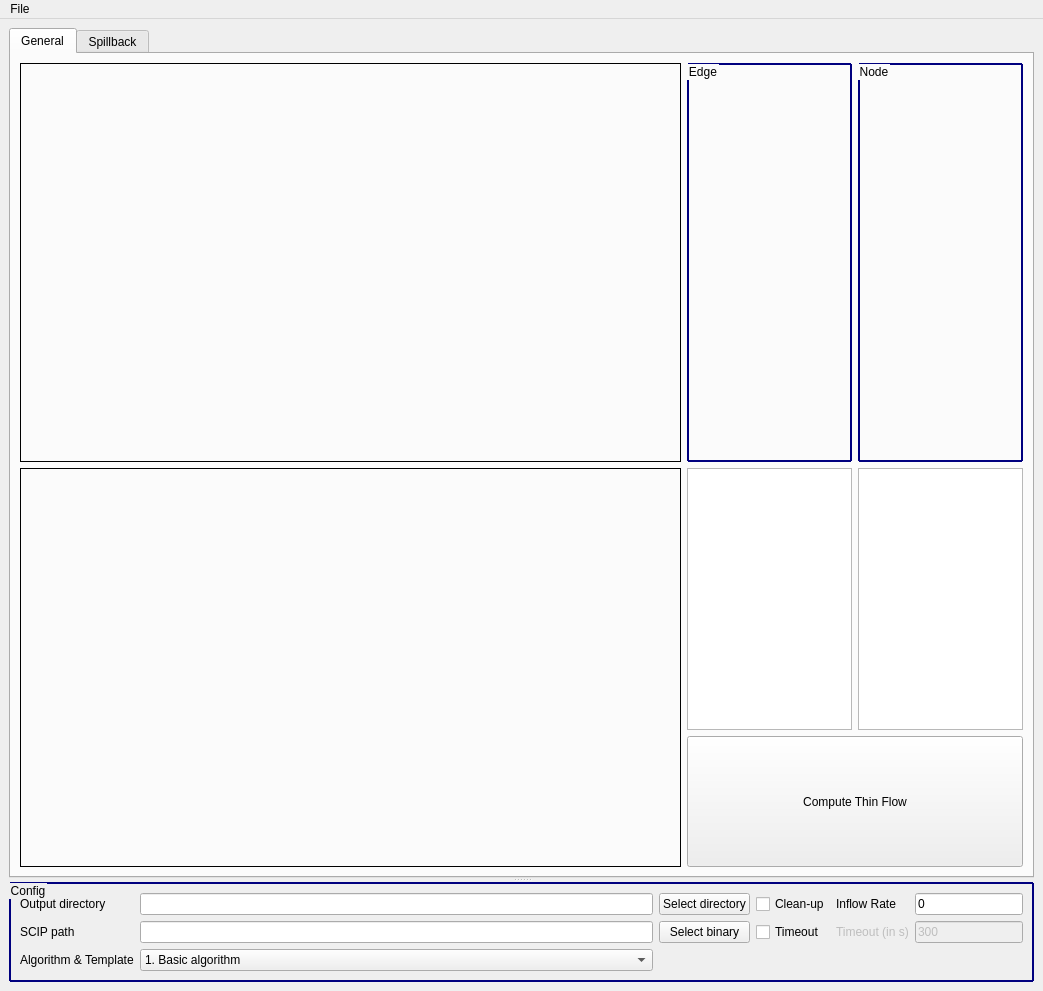
Above: source/ui/thinFlow_mainWdw.ui from LeonSering/NashFlowComputation before the change. Below: the same form after it.
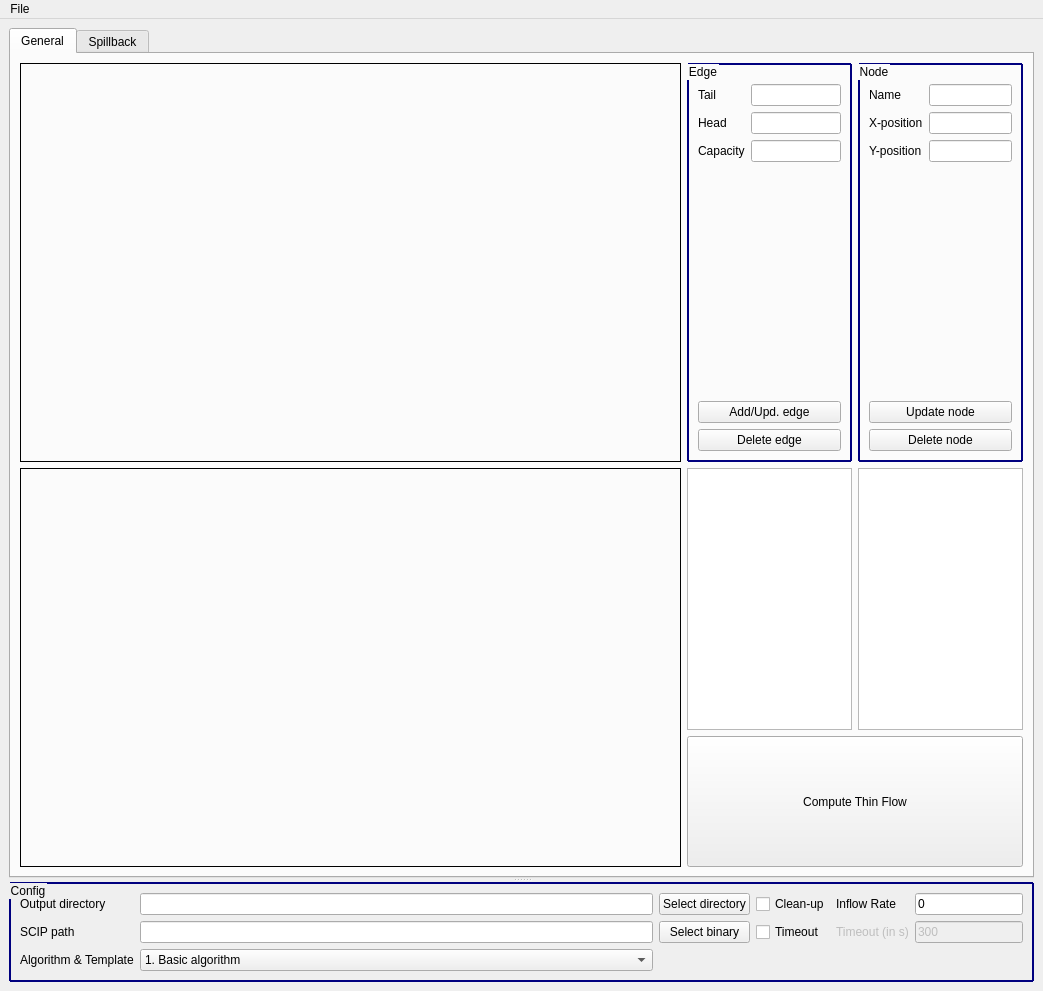
That is the form after the change.

Commit message: For the moment: best layout config

Diff of the .ui file:
```diff
--- a/source/ui/thinFlow_mainWdw.ui
+++ b/source/ui/thinFlow_mainWdw.ui
@@ -52,6 +52,93 @@
            <property name="title">
             <string>Edge</string>
            </property>
+           <layout class="QVBoxLayout" name="verticalLayout_2">
+            <item>
+             <spacer name="verticalSpacer">
+              <property name="orientation">
+               <enum>Qt::Vertical</enum>
+              </property>
+              <property name="sizeType">
+               <enum>QSizePolicy::Fixed</enum>
+              </property>
+              <property name="sizeHint" stdset="0">
+               <size>
+                <width>20</width>
+                <height>10</height>
+               </size>
+              </property>
+             </spacer>
+            </item>
+            <item>
+             <layout class="QFormLayout" name="formLayout">
+              <property name="sizeConstraint">
+               <enum>QLayout::SetDefaultConstraint</enum>
+              </property>
+              <item row="0" column="0">
+               <widget class="QLabel" name="label_5">
+                <property name="text">
+                 <string>Tail</string>
+                </property>
+               </widget>
+              </item>
+              <item row="0" column="1">
+               <widget class="QLineEdit" name="tailLineEdit"/>
+              </item>
+              <item row="1" column="0">
+               <widget class="QLabel" name="label_4">
+                <property name="text">
+                 <string>Head</string>
+                </property>
+               </widget>
+              </item>
+              <item row="1" column="1">
+               <widget class="QLineEdit" name="headLineEdit"/>
+              </item>
+              <item row="2" column="0">
+               <widget class="QLabel" name="label_7">
+                <property name="text">
+                 <string>Capacity</string>
+                </property>
+               </widget>
+              </item>
+              <item row="2" column="1">
+               <widget class="QLineEdit" name="capacityLineEdit"/>
+              </item>
+             </layout>
+            </item>
+            <item>
+             <widget class="QPushButton" name="updateEdgeButton">
+              <property name="text">
+               <string>Add/Upd. edge</string>
+              </property>
+              <property name="autoDefault">
+               <bool>false</bool>
+              </property>
+              <property name="default">
+               <bool>false</bool>
+              </property>
+              <property name="flat">
+               <bool>false</bool>
+              </property>
+             </widget>
+            </item>
+            <item>
+             <widget class="QPushButton" name="deleteEdgeButton">
+              <property name="text">
+               <string>Delete edge</string>
+              </property>
+              <property name="autoDefault">
+               <bool>false</bool>
+              </property>
+              <property name="default">
+               <bool>false</bool>
+              </property>
+              <property name="flat">
+               <bool>false</bool>
+              </property>
+             </widget>
+            </item>
+           </layout>
           </widget>
          </item>
          <item row="0" column="2">
@@ -71,19 +158,90 @@
            <property name="title">
             <string>Node</string>
            </property>
-          </widget>
-         </item>
-         <item row="1" column="0">
-          <widget class="QFrame" name="plotNTFFrame">
-           <property name="sizePolicy">
-            <sizepolicy hsizetype="Expanding" vsizetype="Expanding">
-             <horstretch>0</horstretch>
-             <verstretch>0</verstretch>
-            </sizepolicy>
-           </property>
-           <property name="frameShape">
-            <enum>QFrame::Box</enum>
-           </property>
+           <layout class="QGridLayout" name="gridLayout_4">
+            <item row="2" column="0">
+             <widget class="QPushButton" name="updateNodeButton">
+              <property name="text">
+               <string>Update node</string>
+              </property>
+              <property name="autoDefault">
+               <bool>false</bool>
+              </property>
+              <property name="default">
+               <bool>false</bool>
+              </property>
+              <property name="flat">
+               <bool>false</bool>
+              </property>
+             </widget>
+            </item>
+            <item row="1" column="0">
+             <layout class="QFormLayout" name="formLayout_2">
+              <item row="0" column="0">
+               <widget class="QLabel" name="label">
+                <property name="text">
+                 <string>Name</string>
+                </property>
+               </widget>
+              </item>
+              <item row="0" column="1">
+               <widget class="QLineEdit" name="nodeNameLineEdit"/>
+              </item>
+              <item row="1" column="0">
+               <widget class="QLabel" name="label_2">
+                <property name="text">
+                 <string>X-position</string>
+                </property>
+               </widget>
+              </item>
+              <item row="2" column="0">
+               <widget class="QLabel" name="label_3">
+                <property name="text">
+                 <string>Y-position</string>
+                </property>
+               </widget>
+              </item>
+              <item row="1" column="1">
+               <widget class="QLineEdit" name="nodeXLineEdit"/>
+              </item>
+              <item row="2" column="1">
+               <widget class="QLineEdit" name="nodeYLineEdit"/>
+              </item>
+             </layout>
+            </item>
+            <item row="3" column="0">
+             <widget class="QPushButton" name="deleteNodeButton">
+              <property name="text">
+               <string>Delete node</string>
+              </property>
+              <property name="autoDefault">
+               <bool>false</bool>
+              </property>
+              <property name="default">
+               <bool>false</bool>
+              </property>
+              <property name="flat">
+               <bool>false</bool>
+              </property>
+             </widget>
+            </item>
+            <item row="0" column="0">
+             <spacer name="verticalSpacer_2">
+              <property name="orientation">
+               <enum>Qt::Vertical</enum>
+              </property>
+              <property name="sizeType">
+               <enum>QSizePolicy::Fixed</enum>
+              </property>
+              <property name="sizeHint" stdset="0">
+               <size>
+                <width>20</width>
+                <height>10</height>
+               </size>
+              </property>
+             </spacer>
+            </item>
+           </layout>
           </widget>
          </item>
          <item row="1" column="1" colspan="2">
@@ -98,16 +256,6 @@
              </property>
             </widget>
            </item>
-           <item row="0" column="0">
-            <widget class="QListWidget" name="edgeSelectionListWidget">
-             <property name="sizePolicy">
-              <sizepolicy hsizetype="Expanding" vsizetype="Expanding">
-               <horstretch>0</horstretch>
-               <verstretch>2</verstretch>
-              </sizepolicy>
-             </property>
-            </widget>
-           </item>
            <item row="1" column="0" colspan="2">
             <widget class="QPushButton" name="computeThinFlowPushButton">
              <property name="sizePolicy">
@@ -121,8 +269,31 @@
              </property>
             </widget>
            </item>
+           <item row="0" column="0">
+            <widget class="QListWidget" name="edgeSelectionListWidget">
+             <property name="sizePolicy">
+              <sizepolicy hsizetype="Expanding" vsizetype="Expanding">
+               <horstretch>0</horstretch>
+               <verstretch>2</verstretch>
+              </sizepolicy>
+             </property>
+            </widget>
+           </item>
           </layout>
          </item>
+         <item row="1" column="0">
+          <widget class="QFrame" name="plotNTFFrame">
+           <property name="sizePolicy">
+            <sizepolicy hsizetype="Expanding" vsizetype="Expanding">
+             <horstretch>0</horstretch>
+             <verstretch>0</verstretch>
+            </sizepolicy>
+           </property>
+           <property name="frameShape">
+            <enum>QFrame::Box</enum>
+           </property>
+          </widget>
+         </item>
          <item row="0" column="0">
           <widget class="QFrame" name="plotFrame">
            <property name="sizePolicy">
```
The commit also changes 1 other file.
